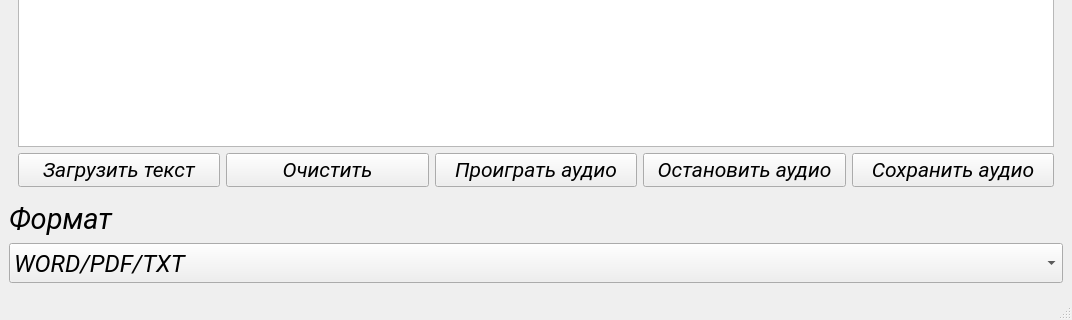
Above: interface.ui from Pan4er/python-textToSpeechConverter-PyQt before the change; both pictures show x 0 to 1072 and y 485 to 805 of the 1072 by 805 pixel window. Below: the same form after it.
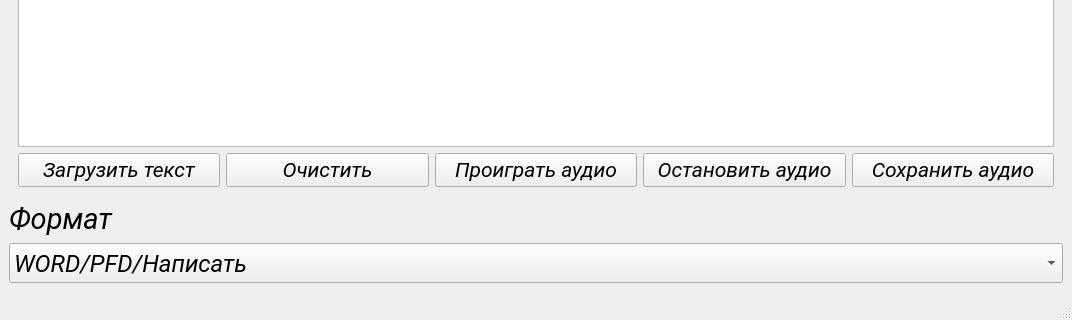
That is the form after the change. Icons and pictures are not drawn.

Commit message: add dial loader anim

Diff of the .ui file:
```diff
--- a/interface.ui
+++ b/interface.ui
@@ -22,6 +22,9 @@
   <property name="windowTitle">
    <string>Taudio</string>
   </property>
+  <property name="styleSheet">
+   <string notr="true"/>
+  </property>
   <property name="documentMode">
    <bool>true</bool>
   </property>
@@ -215,7 +218,7 @@
        </font>
       </property>
       <property name="currentText">
-       <string>WORD/PDF/TXT</string>
+       <string>WORD/PFD/Написать</string>
       </property>
       <property name="maxVisibleItems">
        <number>5</number>
@@ -228,7 +231,7 @@
       </property>
       <item>
        <property name="text">
-        <string>WORD/PDF/TXT</string>
+        <string>WORD/PFD/Написать</string>
        </property>
       </item>
       <item>
```
Left out of the diff: 73 changed lines with no effect on the pictures. The commit also changes 2 other files.
